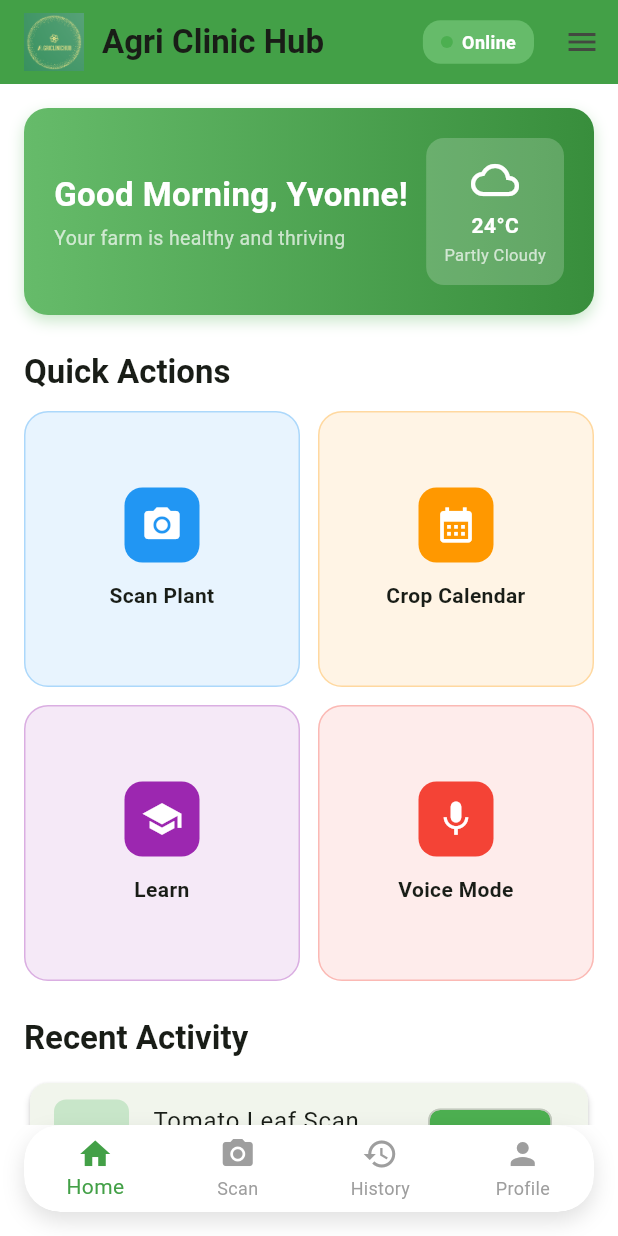
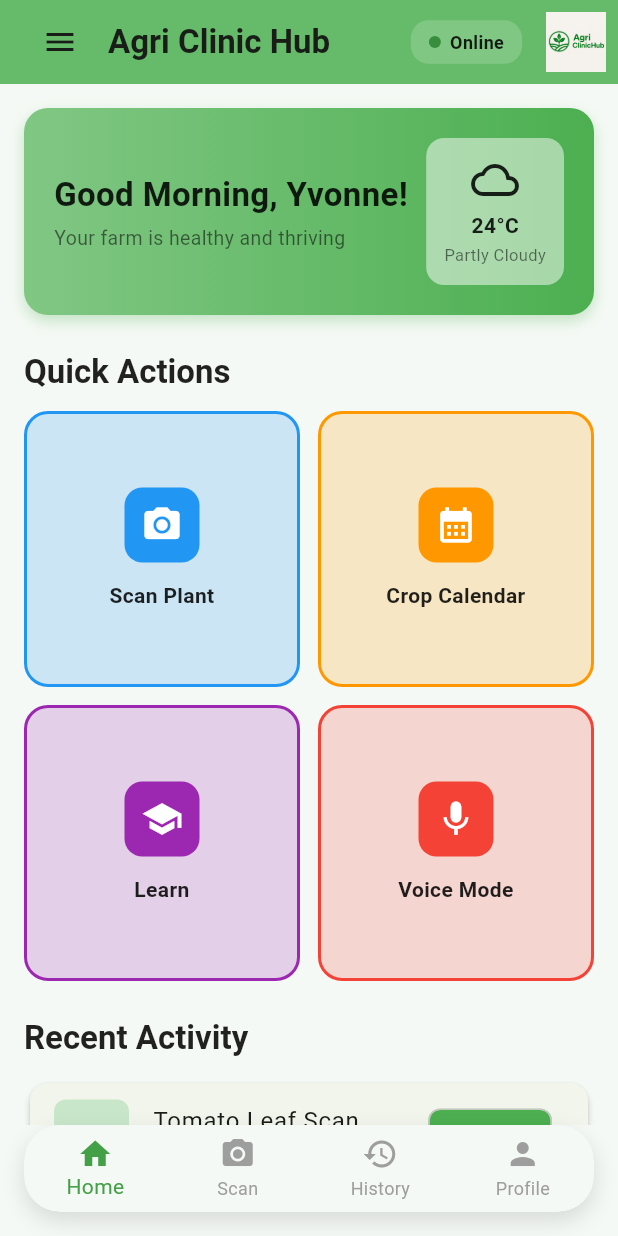
Before and after one commit to Yvonne-Wanja-1/agriclinichub2, a Flutter app: the screen it shows after launch, on a phone screen of 412 x 824 dp. Run offline on Flutter 3.47's test engine with Material 3 defaults, Android fonts, the phone set to English and light mode, and no system bars; our stand-ins replace cloud_firestore, connectivity_plus, firebase_auth, firebase_core, firebase_storage, flutter_tts and 3 more; accounts and stored records are empty.

Commit message:
made some adjustments to the home screen UI and  updated the logo image.

```diff
--- a/lib/features/home/presentation/screens/home_screen.dart
+++ b/lib/features/home/presentation/screens/home_screen.dart
@@ -32,12 +32,17 @@ class _HomeScreenState extends State<HomeScreen> {
   Widget build(BuildContext context) {
     return Scaffold(
       key: _scaffoldKey,
-      backgroundColor: Colors.white,
+      backgroundColor: const Color(0xFFF5F9F5),
       appBar: AppBar(
         title: Row(
           children: [
-            Image.asset('assets/images/logo.png', height: 40, width: 40),
-            const SizedBox(width: 12),
+            IconButton(
+              icon: const Icon(Icons.menu),
+              onPressed: () {
+                _scaffoldKey.currentState?.openEndDrawer();
+              },
+            ),
+            const SizedBox(width: 8),
             const Text(
               'Agri Clinic Hub',
               style: TextStyle(fontWeight: FontWeight.bold),
@@ -45,7 +50,7 @@ class _HomeScreenState extends State<HomeScreen> {
           ],
         ),
         elevation: 0,
-        backgroundColor: Colors.green.shade600,
+        backgroundColor: Colors.green.shade400,
         actions: [
           Padding(
             padding: const EdgeInsets.symmetric(horizontal: 8.0),
@@ -59,8 +64,8 @@ class _HomeScreenState extends State<HomeScreen> {
                   ),
                   decoration: BoxDecoration(
                     color: _isOnline
-                        ? Colors.green.shade400
-                        : Colors.grey.shade600,
+                        ? Colors.green.shade300
+                        : Colors.grey.shade400,
                     borderRadius: BorderRadius.circular(12),
                   ),
                   child: Row(
@@ -69,7 +74,9 @@ class _HomeScreenState extends State<HomeScreen> {
                         width: 8,
                         height: 8,
                         decoration: BoxDecoration(
-                          color: _isOnline ? Colors.green : Colors.grey,
+                          color: _isOnline
+                              ? Colors.green.shade700
+                              : Colors.grey.shade700,
                           shape: BoxShape.circle,
                         ),
                       ),
@@ -77,7 +84,7 @@ class _HomeScreenState extends State<HomeScreen> {
                       Text(
                         _isOnline ? 'Online' : 'Offline',
                         style: const TextStyle(
-                          color: Colors.white,
+                          color: Colors.black87,
                           fontSize: 12,
                           fontWeight: FontWeight.w600,
                         ),
@@ -88,22 +95,27 @@ class _HomeScreenState extends State<HomeScreen> {
               ),
             ),
           ),
-          IconButton(
-            icon: const Icon(Icons.menu),
-            onPressed: () {
-              _scaffoldKey.currentState?.openEndDrawer();
-            },
+          Padding(
+            padding: const EdgeInsets.symmetric(horizontal: 8.0),
+            child: Center(
+              child: Image.asset(
+                'assets/images/logo.png',
+                height: 40,
+                width: 40,
+              ),
+            ),
           ),
         ],
       ),
       body: HomeContent(isOnline: _isOnline),
       endDrawer: Drawer(
+        backgroundColor: const Color(0xFFF5F9F5),
         child: SafeArea(
           child: Column(
             crossAxisAlignment: CrossAxisAlignment.stretch,
             children: [
               DrawerHeader(
-                decoration: BoxDecoration(color: Colors.green.shade600),
+                decoration: BoxDecoration(color: Colors.green.shade400),
                 child: Row(
                   children: [
                     Image.asset(
@@ -119,7 +131,7 @@ class _HomeScreenState extends State<HomeScreen> {
                         Text(
                           'Agri Clinic Hub',
                           style: TextStyle(
-                            color: Colors.white,
+                            color: Colors.black87,
                             fontWeight: FontWeight.bold,
                             fontSize: 16,
                           ),
@@ -127,7 +139,7 @@ class _HomeScreenState extends State<HomeScreen> {
                         SizedBox(height: 4),
                         Text(
                           'Smart Farming Assistant',
-                          style: TextStyle(color: Colors.white70, fontSize: 12),
+                          style: TextStyle(color: Colors.black54, fontSize: 12),
                         ),
                       ],
                     ),
@@ -200,7 +212,7 @@ class _HomeScreenState extends State<HomeScreen> {
         padding: const EdgeInsets.fromLTRB(16, 0, 16, 16),
         child: Container(
           decoration: BoxDecoration(
-            color: Colors.white,
+            color: const Color(0xFFF5F9F5),
             borderRadius: BorderRadius.circular(24),
             boxShadow: [
               BoxShadow(
@@ -214,7 +226,7 @@ class _HomeScreenState extends State<HomeScreen> {
             borderRadius: BorderRadius.circular(24),
             child: BottomNavigationBar(
               type: BottomNavigationBarType.fixed,
-              backgroundColor: Colors.white,
+              backgroundColor: const Color(0xFFF5F9F5),
               selectedItemColor: Colors.green.shade600,
               unselectedItemColor: Colors.grey.shade500,
               currentIndex: _selectedIndex,
@@ -297,7 +309,7 @@ class _HomeContentState extends State<HomeContent> {
             padding: const EdgeInsets.all(20),
             decoration: BoxDecoration(
               gradient: LinearGradient(
-                colors: [Colors.green.shade400, Colors.green.shade700],
+                colors: [Colors.green.shade300, Colors.green.shade500],
               ),
               borderRadius: BorderRadius.circular(16),
               boxShadow: [
@@ -321,7 +333,7 @@ class _HomeContentState extends State<HomeContent> {
                           Text(
                             '${_getGreeting()}, Yvonne!',
                             style: const TextStyle(
-                              color: Colors.white,
+                              color: Colors.black87,
                               fontSize: 22,
                               fontWeight: FontWeight.bold,
                             ),
@@ -331,8 +343,8 @@ class _HomeContentState extends State<HomeContent> {
                             widget.isOnline
                                 ? 'Your farm is healthy and thriving'
                                 : 'Offline mode: displaying cached data',
-                            style: TextStyle(
-                              color: Colors.white70,
+                            style: const TextStyle(
+                              color: Colors.black54,
                               fontSize: 13,
                             ),
                           ),
@@ -342,21 +354,21 @@ class _HomeContentState extends State<HomeContent> {
                     Container(
                       padding: const EdgeInsets.all(12),
                       decoration: BoxDecoration(
-                        color: Colors.white.withOpacity(0.2),
+                        color: Colors.white.withOpacity(0.5),
                         borderRadius: BorderRadius.circular(12),
                       ),
                       child: Column(
                         children: [
                           const Icon(
                             Icons.cloud_outlined,
-                            color: Colors.white,
+                            color: Colors.black87,
                             size: 32,
                           ),
                           const SizedBox(height: 4),
                           Text(
                             widget.isOnline ? '24°C' : '24°C (cached)',
                             style: const TextStyle(
-                              color: Colors.white,
+                              color: Colors.black87,
                               fontSize: 14,
                               fontWeight: FontWeight.bold,
                             ),
@@ -364,8 +376,8 @@ class _HomeContentState extends State<HomeContent> {
                           const SizedBox(height: 2),
                           Text(
                             widget.isOnline ? 'Partly Cloudy' : 'Offline',
-                            style: TextStyle(
-                              color: Colors.white70,
+                            style: const TextStyle(
+                              color: Colors.black54,
                               fontSize: 11,
                             ),
                           ),
@@ -381,9 +393,10 @@ class _HomeContentState extends State<HomeContent> {
           // Quick Actions
           Text(
             'Quick Actions',
-            style: Theme.of(
-              context,
-            ).textTheme.titleLarge?.copyWith(fontWeight: FontWeight.bold),
+            style: Theme.of(context).textTheme.titleLarge?.copyWith(
+              fontWeight: FontWeight.bold,
+              color: Colors.black87,
+            ),
           ),
           const SizedBox(height: 12),
           GridView.count(
@@ -427,9 +440,10 @@ class _HomeContentState extends State<HomeContent> {
           // Recent Activity
           Text(
             'Recent Activity',
-            style: Theme.of(
-              context,
-            ).textTheme.titleLarge?.copyWith(fontWeight: FontWeight.bold),
+            style: Theme.of(context).textTheme.titleLarge?.copyWith(
+              fontWeight: FontWeight.bold,
+              color: Colors.black87,
+            ),
           ),
           const SizedBox(height: 12),
           Card(
@@ -490,9 +504,9 @@ class _HomeContentState extends State<HomeContent> {
       onTap: onTap,
       child: Container(
         decoration: BoxDecoration(
-          color: color.withOpacity(0.1),
+          color: color.withOpacity(0.2),
           borderRadius: BorderRadius.circular(16),
-          border: Border.all(color: color.withOpacity(0.3), width: 1),
+          border: Border.all(color: color, width: 2),
         ),
         child: Column(
           mainAxisAlignment: MainAxisAlignment.center,
@@ -510,9 +524,10 @@ class _HomeContentState extends State<HomeContent> {
             Text(
               label,
               textAlign: TextAlign.center,
-              style: Theme.of(
-                context,
-              ).textTheme.bodyMedium?.copyWith(fontWeight: FontWeight.w600),
+              style: Theme.of(context).textTheme.bodyMedium?.copyWith(
+                fontWeight: FontWeight.w600,
+                color: Colors.black87,
+              ),
             ),
           ],
         ),
--- a/lib/main.dart
+++ b/lib/main.dart
@@ -21,10 +21,17 @@ class AgriClinicHubApp extends StatelessWidget {
         primarySwatch: Colors.green,
         useMaterial3: true,
         colorScheme: ColorScheme.fromSeed(
-          seedColor: Colors.green,
+          seedColor: Colors.green.shade400,
           brightness: Brightness.light,
         ),
-        scaffoldBackgroundColor: Colors.white,
+        scaffoldBackgroundColor: const Color(0xFFF5F9F5),
+        textTheme: const TextTheme(
+          bodyLarge: TextStyle(color: Colors.black87),
+          bodyMedium: TextStyle(color: Colors.black87),
+          bodySmall: TextStyle(color: Colors.black54),
+          labelLarge: TextStyle(color: Colors.black87),
+          labelMedium: TextStyle(color: Colors.black87),
+        ),
       ),
       darkTheme: ThemeData(
         useMaterial3: true,
```
Also changed, not shown: assets/images/logo.png.
